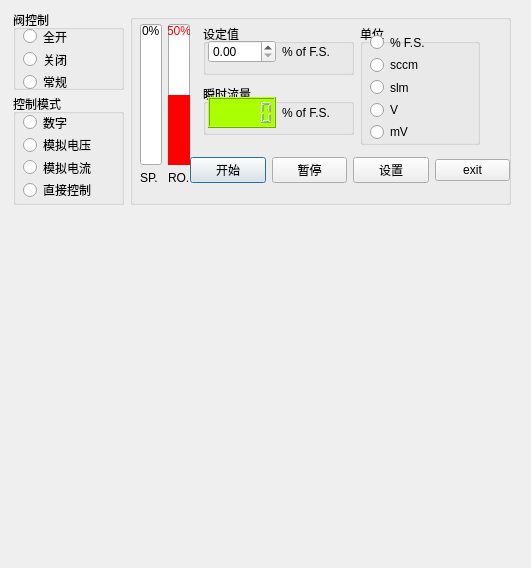
Before: the Qt Designer form PythonControler/src/UIControl.ui in erisir/MFC_STM32F373, drawn with Qt 5.
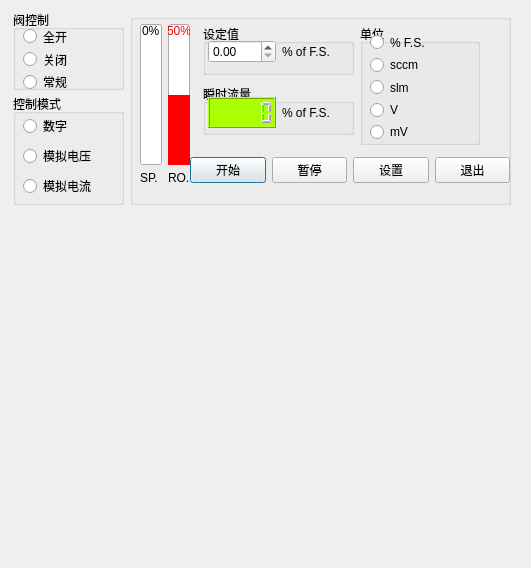
After: the same form once the commit is applied. Custom widgets are drawn as their Qt base class.

Commit message: last ok before change comm read mode

What changed in the file:
```diff
--- a/PythonControler/src/UIControl.ui
+++ b/PythonControler/src/UIControl.ui
@@ -102,13 +102,6 @@
        </property>
       </widget>
      </item>
-     <item>
-      <widget class="QRadioButton" name="CtrlMode_Der">
-       <property name="text">
-        <string>直接控制</string>
-       </property>
-      </widget>
-     </item>
     </layout>
    </widget>
   </widget>
@@ -310,7 +303,7 @@
      <item>
       <widget class="QPushButton" name="Exit">
        <property name="text">
-        <string>exit</string>
+        <string>退出</string>
        </property>
       </widget>
      </item>
```
The commit also changes 16 other files.
